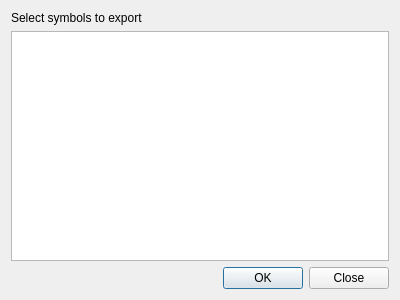
Qt form src/ui/qgsstylev2exportimportdialogbase.ui (qgis/QGIS) before a commit.
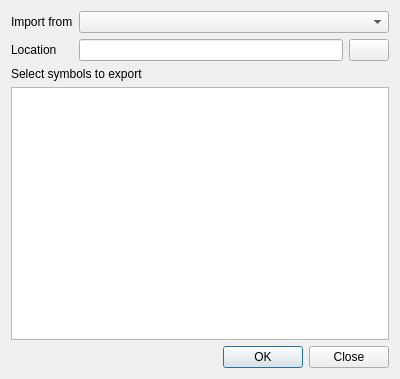
The same form after that commit.

Commit message: support for online import of style XML files added

The edit to the form file:
```diff
--- a/src/ui/qgsstylev2exportimportdialogbase.ui
+++ b/src/ui/qgsstylev2exportimportdialogbase.ui
@@ -7,21 +7,52 @@
     <x>0</x>
     <y>0</y>
     <width>400</width>
-    <height>300</height>
+    <height>379</height>
    </rect>
   </property>
   <property name="windowTitle">
    <string>Styles import/export</string>
   </property>
-  <layout class="QVBoxLayout" name="verticalLayout">
-   <item>
+  <layout class="QGridLayout" name="gridLayout_2">
+   <item row="0" column="0">
+    <layout class="QGridLayout" name="gridLayout">
+     <item row="0" column="0">
+      <widget class="QLabel" name="fromLabel">
+       <property name="text">
+        <string>Import from</string>
+       </property>
+      </widget>
+     </item>
+     <item row="0" column="1" colspan="2">
+      <widget class="QComboBox" name="importTypeCombo"/>
+     </item>
+     <item row="1" column="0">
+      <widget class="QLabel" name="locationLabel">
+       <property name="text">
+        <string>Location</string>
+       </property>
+      </widget>
+     </item>
+     <item row="1" column="1">
+      <widget class="QLineEdit" name="locationLineEdit"/>
+     </item>
+     <item row="1" column="2">
+      <widget class="QPushButton" name="btnBrowse">
+       <property name="text">
+        <string/>
+       </property>
+      </widget>
+     </item>
+    </layout>
+   </item>
+   <item row="1" column="0">
     <widget class="QLabel" name="label">
      <property name="text">
       <string>Select symbols to export</string>
      </property>
     </widget>
    </item>
-   <item>
+   <item row="2" column="0">
     <widget class="QListView" name="listItems">
      <property name="sizePolicy">
       <sizepolicy hsizetype="Expanding" vsizetype="Expanding">
@@ -55,7 +86,7 @@
      </property>
     </widget>
    </item>
-   <item>
+   <item row="3" column="0">
     <widget class="QDialogButtonBox" name="buttonBox">
      <property name="orientation">
       <enum>Qt::Horizontal</enum>
```
The commit also changes 5 other files.
